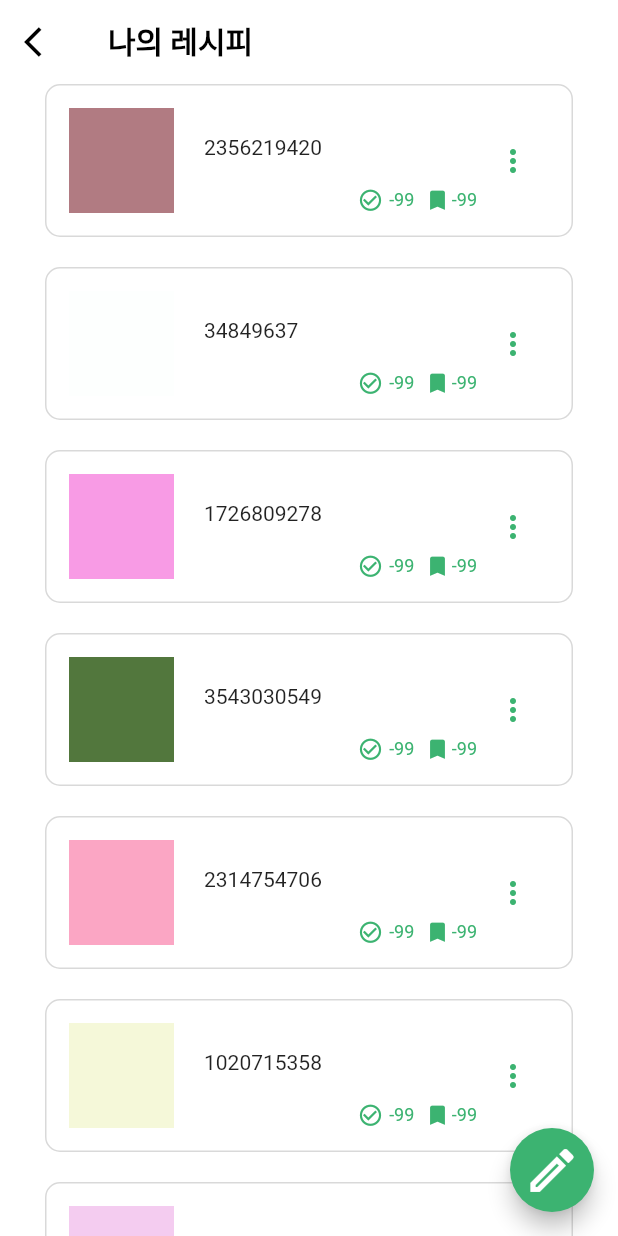
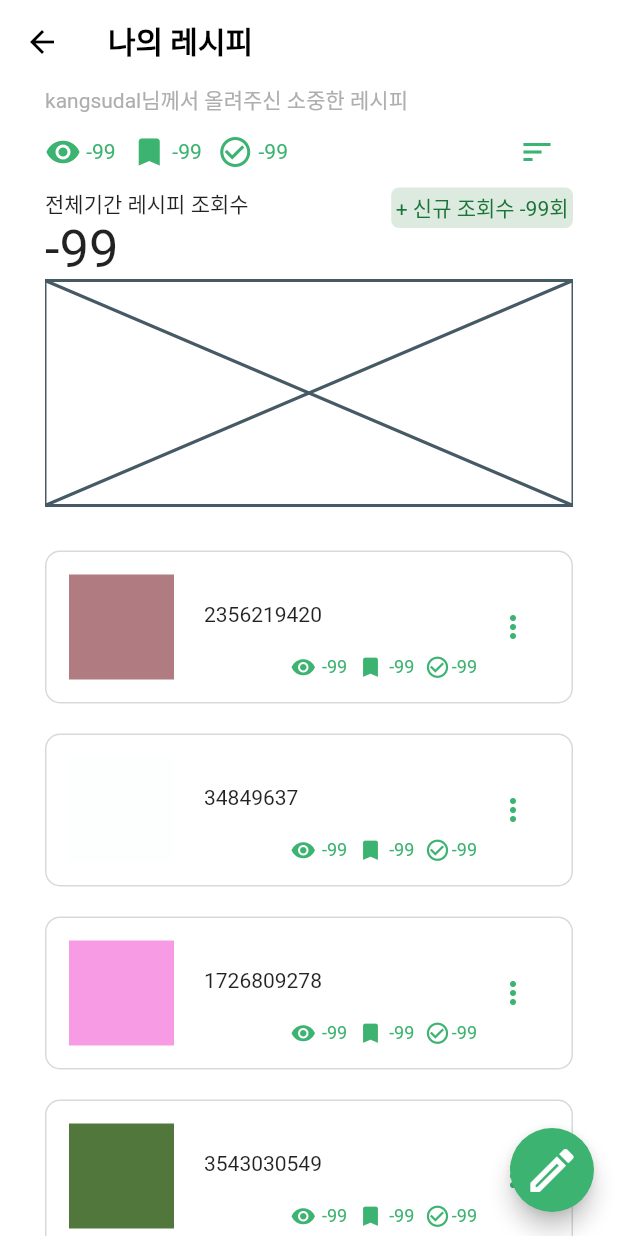
Before and after one commit to kangsudal/Eat-Go, a Flutter app: the MyRecipeScreen screen opened directly, on a phone screen of 412 x 824 dp. Run offline on Flutter 3.47's test engine with Material 3 defaults, Android fonts, the phone set to English and light mode, and no system bars; our stand-ins replace google_fonts, image_picker, sliding_up_panel; Roboto replaces fonts that are missing (Pretendard).

Commit message:
조회수, 북마크 횟수, 전체 기록 횟수 표시

```diff
--- a/lib/screen/my_recipe_screen.dart
+++ b/lib/screen/my_recipe_screen.dart
@@ -44,19 +44,29 @@ class _MyRecipeScreenState extends State<MyRecipeScreen> {
     return Scaffold(
       appBar: AppBar(
         title: const Text('나의 레시피'),
-        leading: IconButton(
-          icon: const Icon(Icons.arrow_back_ios),
-          onPressed: () {
-            Navigator.of(context).pop();
-          },
-        ),
       ),
       body: Padding(
         padding: const EdgeInsets.only(left: 30.0, right: 30),
         child: ListView.builder(
-          itemCount: recipeList.length,
+          itemCount: recipeList.length + 1,
           itemBuilder: (BuildContext context, int index) {
-            FakeRecipe element = recipeList[index];
+            if (index == 0) {
+              return Column(
+                crossAxisAlignment: CrossAxisAlignment.start,
+                children: [
+                  Text(
+                    'kangsudal님께서 올려주신 소중한 레시피',
+                    style: TextStyle(
+                      color: EatGoPalette.subTextColor,
+                    ),
+                  ),
+                  SortBar(),
+                  IncreaseGraphBox(),
+                  SizedBox(height: 30),
+                ],
+              );
+            } else {
+              FakeRecipe element = recipeList[index - 1];
               return Padding(
                 padding: const EdgeInsets.only(bottom: 20.0),
                 child: CustomListTile(
@@ -87,7 +97,7 @@ class _MyRecipeScreenState extends State<MyRecipeScreen> {
                               Row(
                                 children: [
                                   Icon(
-                                  Icons.check_circle_outline,
+                                    Icons.remove_red_eye,
                                     color: pointColor,
                                     size: 17,
                                   ),
@@ -106,6 +116,24 @@ class _MyRecipeScreenState extends State<MyRecipeScreen> {
                                 children: [
                                   Icon(
                                     Icons.bookmark,
+                                    color: pointColor,
+                                    size: 17,
+                                  ),
+                                  SizedBox(width: 4),
+                                  Text(
+                                    '-99',
+                                    style: TextStyle(
+                                      fontSize: 12,
+                                      color: pointColor,
+                                    ),
+                                  ),
+                                ],
+                              ),
+                              SizedBox(width: 7),
+                              Row(
+                                children: [
+                                  Icon(
+                                    Icons.check_circle_outline,
                                     color: pointColor,
                                     size: 17,
                                   ),
@@ -166,6 +194,7 @@ class _MyRecipeScreenState extends State<MyRecipeScreen> {
                   ),
                 ),
               );
+            }
           },
         ),
       ),
@@ -186,3 +215,142 @@ class _MyRecipeScreenState extends State<MyRecipeScreen> {
     );
   }
 }
+
+class IncreaseGraphBox extends StatelessWidget {
+  const IncreaseGraphBox({
+    super.key,
+  });
+
+  @override
+  Widget build(BuildContext context) {
+    return Column(
+      crossAxisAlignment: CrossAxisAlignment.stretch,
+      children: [
+        Row(
+          mainAxisAlignment: MainAxisAlignment.spaceBetween,
+          crossAxisAlignment: CrossAxisAlignment.start,
+          children: [
+            Column(
+              crossAxisAlignment: CrossAxisAlignment.start,
+              children: [
+                Text('전체기간 레시피 조회수'),
+                Text(
+                  '${-99}',
+                  style: TextStyle(fontSize: 35),
+                ),
+              ],
+            ),
+            Container(
+              padding: EdgeInsets.all(3),
+              decoration: BoxDecoration(
+                color: Color(0xFFDCEADF),
+                borderRadius: BorderRadius.circular(5),
+              ),
+              child: Text(
+                '+ 신규 조회수 -99회',
+                style: TextStyle(
+                  color: Color(0xFF1B7338),
+                ),
+              ),
+            ),
+          ],
+        ),
+        Placeholder(
+          fallbackWidth: MediaQuery.of(context).size.width,
+          fallbackHeight: 150,
+        ),
+      ],
+    );
+  }
+}
+
+class SortBar extends StatelessWidget {
+  const SortBar({
+    super.key,
+  });
+
+  @override
+  Widget build(BuildContext context) {
+    return Row(
+      children: [
+        Icon(
+          Icons.remove_red_eye,
+          color: pointColor,
+        ),
+        Text(
+          ' ${-99}   ',
+          style: TextStyle(
+            color: pointColor,
+          ),
+        ),
+        Icon(
+          Icons.bookmark,
+          color: pointColor,
+        ),
+        Text(
+          ' ${-99}   ',
+          style: TextStyle(
+            color: pointColor,
+          ),
+        ),
+        Icon(
+          Icons.check_circle_outline,
+          color: pointColor,
+        ),
+        Text(
+          ' ${-99}',
+          style: TextStyle(
+            color: pointColor,
+          ),
+        ),
+        Spacer(),
+        PopupMenuButton(
+          icon: Icon(
+            Icons.sort,
+            color: pointColor,
+          ),
+          itemBuilder: (BuildContext) {
+            return [
+              PopupMenuItem(
+                child: Row(
+                  children: [
+                    Icon(Icons.access_time_outlined),
+                    SizedBox(width: 10),
+                    Expanded(child: Text('날짜순 정렬')),
+                  ],
+                ),
+              ),
+              PopupMenuItem(
+                child: Row(
+                  children: [
+                    Icon(Icons.remove_red_eye),
+                    SizedBox(width: 10),
+                    Text('조회수 순서로 정렬'),
+                  ],
+                ),
+              ),
+              PopupMenuItem(
+                child: Row(
+                  children: [
+                    Icon(Icons.bookmark),
+                    SizedBox(width: 10),
+                    Text('북마크수 순서로 정렬'),
+                  ],
+                ),
+              ),
+              PopupMenuItem(
+                child: Row(
+                  children: [
+                    Icon(Icons.check_circle_outline),
+                    SizedBox(width: 10),
+                    Text('전체 기록된 수 순서로 정렬'),
+                  ],
+                ),
+              ),
+            ];
+          },
+        ),
+      ],
+    );
+  }
+}
--- a/lib/screen/recipe_detail_screen/recipe_detail_widget/bottom_appbar.dart
+++ b/lib/screen/recipe_detail_screen/recipe_detail_widget/bottom_appbar.dart
@@ -43,7 +43,7 @@ BottomAppBar buildBottomAppBar() {
                 child: Row(
                   children: [
                     Text(
-                      '선택',
+                      '기록',
                       style: TextStyle(
                         color: Colors.white,
                       ),
```
Also changed, not shown: lib/screen/recipe_detail_screen/recipe_detail_widget/appbar.dart (+28 -9 lines). Lines whose indentation alone changed are shown as unchanged.
